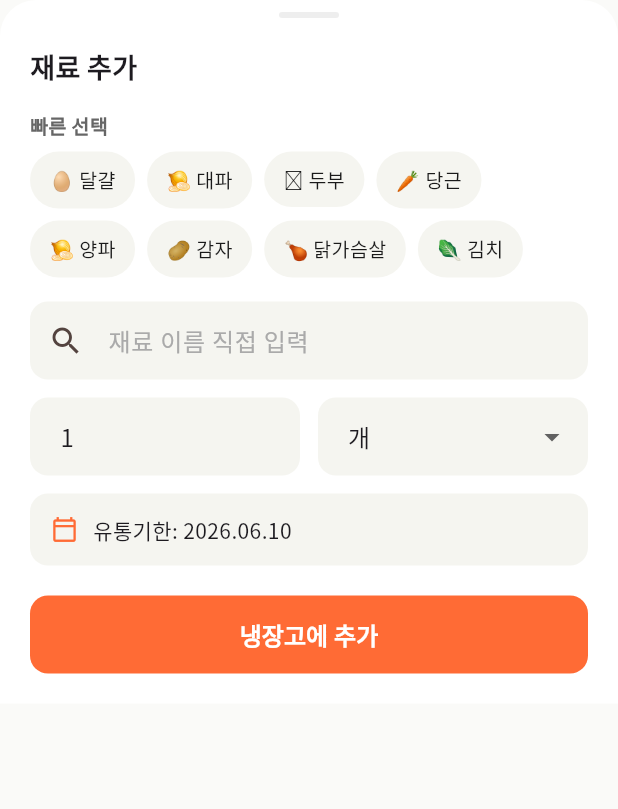
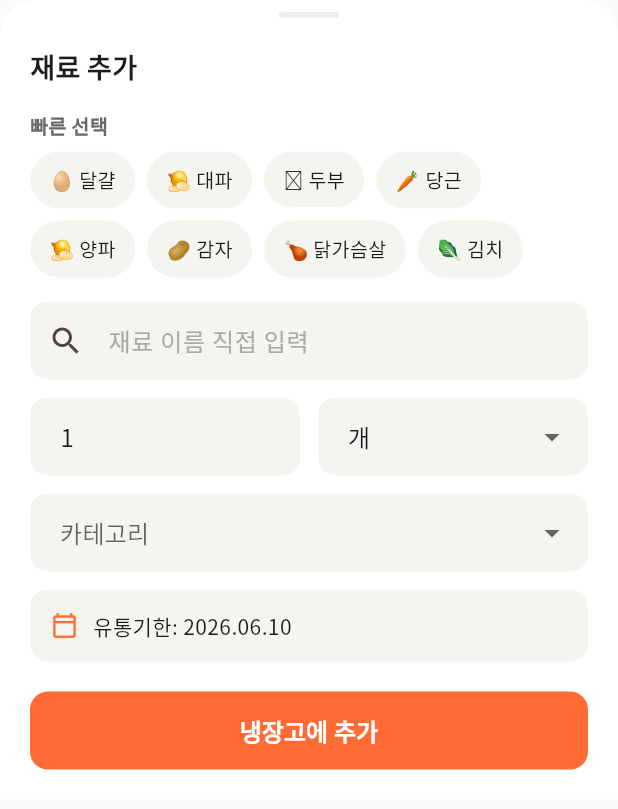
Before and after one commit to Lni416/hankki-plz, a Flutter app: the AddIngredientSheet widget shown alone on an empty page, opened directly with empty values, after a tap on "냉장고에 추가", on a phone screen of 412 x 824 dp. Shown: the top 809 px of the screen. Run offline on Flutter 3.47's test engine with Material 3 defaults, Android fonts, the phone set to English and light mode, and no system bars; our stand-ins replace cloud_firestore, cloud_functions, firebase_auth, firebase_core, firebase_messaging, fl_chart and 7 more; accounts and stored records are empty.

Commit message:
fix: infer fridge ingredient category on add

```diff
--- a/lib/screens/fridge/add_ingredient_sheet.dart
+++ b/lib/screens/fridge/add_ingredient_sheet.dart
@@ -1,6 +1,8 @@
 import 'package:flutter/material.dart';
+import 'package:shared_preferences/shared_preferences.dart';
 import 'package:uuid/uuid.dart';
 import '../../core/theme/app_theme.dart';
+import '../../core/util/ingredient_category_resolver.dart';
 import '../../core/util/ingredient_emoji.dart';
 import '../../models/ingredient.dart';
 
@@ -14,11 +16,7 @@ class AddIngredientSheet extends StatefulWidget {
 }
 
 class _AddIngredientSheetState extends State<AddIngredientSheet> {
-  final _nameCtrl = TextEditingController();
-  final _qtyCtrl = TextEditingController(text: '1');
-  IngredientCategory _category = IngredientCategory.vegetable;
-  String _unit = '개';
-  DateTime _expiryDate = DateTime.now().add(const Duration(days: 7));
+  static const _recentIngredientsKey = 'recent_ingredients';
 
   static const _quickIngredients = [
     ('달걀', '🥚', IngredientCategory.dairy, '개'),
@@ -30,6 +28,60 @@ class _AddIngredientSheetState extends State<AddIngredientSheet> {
     ('닭가슴살', '🍗', IngredientCategory.meat, 'g'),
     ('김치', '🥬', IngredientCategory.processed, 'g'),
   ];
+
+  final _nameCtrl = TextEditingController();
+  final _qtyCtrl = TextEditingController(text: '1');
+  IngredientCategory? _selectedCategory;
+  String _unit = '개';
+  DateTime _expiryDate = DateTime.now().add(const Duration(days: 7));
+  List<String> _recentIngredients = [];
+
+  @override
+  void initState() {
+    super.initState();
+    _loadRecentIngredients();
+  }
+
+  Future<void> _loadRecentIngredients() async {
+    final prefs = await SharedPreferences.getInstance();
+    final recent = prefs.getStringList(_recentIngredientsKey) ?? [];
+    if (mounted) {
+      setState(() {
+        _recentIngredients = recent;
+      });
+    }
+  }
+
+  Future<void> _rememberRecentIngredient(String name) async {
+    final trimmed = name.trim();
+    if (trimmed.isEmpty) return;
+
+    final prefs = await SharedPreferences.getInstance();
+    final recent = prefs.getStringList(_recentIngredientsKey) ?? [];
+    recent.remove(trimmed);
+    recent.insert(0, trimmed);
+    if (recent.length > 6) {
+      recent.removeRange(6, recent.length);
+    }
+    await prefs.setStringList(_recentIngredientsKey, recent);
+    if (mounted) {
+      setState(() {
+        _recentIngredients = recent;
+      });
+    }
+  }
+
+  Future<void> _removeRecentIngredient(String name) async {
+    final prefs = await SharedPreferences.getInstance();
+    final recent = prefs.getStringList(_recentIngredientsKey) ?? [];
+    recent.removeWhere((e) => e == name);
+    await prefs.setStringList(_recentIngredientsKey, recent);
+    if (mounted) {
+      setState(() {
+        _recentIngredients = recent;
+      });
+    }
+  }
 
   @override
   void dispose() {
@@ -67,11 +119,58 @@ class _AddIngredientSheetState extends State<AddIngredientSheet> {
             style: TextStyle(fontSize: 18, fontWeight: FontWeight.w700),
           ),
           const SizedBox(height: 16),
-          const Text('빠른 선택',
+          if (_recentIngredients.isNotEmpty) ...[
+            const Text(
+              '최근 추가한 재료',
               style: TextStyle(
                 fontSize: 13,
                 fontWeight: FontWeight.w600,
-                  color: AppColors.textSecondary)),
+                color: AppColors.textSecondary,
+              ),
+            ),
+            const SizedBox(height: 8),
+            Wrap(
+              spacing: 8,
+              runSpacing: 8,
+              children: _recentIngredients.map((ingredient) {
+                return InputChip(
+                  label: Text(
+                    ingredient,
+                    style: TextStyle(
+                      fontSize: 13,
+                      color: _nameCtrl.text == ingredient
+                          ? AppColors.primary
+                          : AppColors.textPrimary,
+                      fontWeight: _nameCtrl.text == ingredient
+                          ? FontWeight.w600
+                          : FontWeight.normal,
+                    ),
+                  ),
+                  onPressed: () {
+                    setState(() {
+                      _nameCtrl.text = ingredient;
+                    });
+                  },
+                  onDeleted: () => _removeRecentIngredient(ingredient),
+                  deleteIcon: const Icon(Icons.close, size: 18),
+                  backgroundColor: _nameCtrl.text == ingredient
+                      ? AppColors.primary.withValues(alpha: 0.1)
+                      : AppColors.cardBg,
+                  shape: RoundedRectangleBorder(
+                    borderRadius: BorderRadius.circular(20),
+                  ),
+                );
+              }).toList(),
+            ),
+          ] else ...[
+            const Text(
+              '빠른 선택',
+              style: TextStyle(
+                fontSize: 13,
+                fontWeight: FontWeight.w600,
+                color: AppColors.textSecondary,
+              ),
+            ),
             const SizedBox(height: 8),
             Wrap(
               spacing: 8,
@@ -81,16 +180,18 @@ class _AddIngredientSheetState extends State<AddIngredientSheet> {
                   onTap: () {
                     setState(() {
                       _nameCtrl.text = q.$1;
-                    _category = q.$3;
+                      _selectedCategory = q.$3;
                       _unit = q.$4;
                     });
                   },
                   child: Container(
-                  padding:
-                      const EdgeInsets.symmetric(horizontal: 12, vertical: 8),
+                    padding: const EdgeInsets.symmetric(
+                      horizontal: 12,
+                      vertical: 8,
+                    ),
                     decoration: BoxDecoration(
                       color: _nameCtrl.text == q.$1
-                        ? AppColors.primary.withOpacity(0.1)
+                          ? AppColors.primary.withValues(alpha: 0.1)
                           : AppColors.cardBg,
                       borderRadius: BorderRadius.circular(20),
                       border: Border.all(
@@ -115,6 +216,7 @@ class _AddIngredientSheetState extends State<AddIngredientSheet> {
                 );
               }).toList(),
             ),
+          ],
           const SizedBox(height: 16),
           TextField(
             controller: _nameCtrl,
@@ -136,16 +238,41 @@ class _AddIngredientSheetState extends State<AddIngredientSheet> {
               const SizedBox(width: 12),
               Expanded(
                 child: DropdownButtonFormField<String>(
-                  value: _unit,
-                  decoration:
-                      const InputDecoration(hintText: '단위'),
+                  initialValue: _unit,
+                  decoration: const InputDecoration(hintText: '단위'),
                   items: ['개', 'g', 'ml', '단', '모', '봉', '공기', '큰술']
                       .map((u) => DropdownMenuItem(value: u, child: Text(u)))
                       .toList(),
-                  onChanged: (v) => setState(() => _unit = v!),
+                  onChanged: (v) {
+                    if (v != null) {
+                      setState(() => _unit = v);
+                    }
+                  },
                 ),
               ),
             ],
+          ),
+          const SizedBox(height: 12),
+          DropdownButtonFormField<IngredientCategory>(
+            initialValue: _selectedCategory,
+            decoration: const InputDecoration(hintText: '카테고리'),
+            items: IngredientCategory.values
+                .map(
+                  (category) => DropdownMenuItem(
+                    value: category,
+                    child: Row(
+                      children: [
+                        Icon(category.icon, size: 18),
+                        const SizedBox(width: 8),
+                        Text(category.label),
+                      ],
+                    ),
+                  ),
+                )
+                .toList(),
+            onChanged: (category) {
+              setState(() => _selectedCategory = category);
+            },
           ),
           const SizedBox(height: 12),
           GestureDetector(
@@ -166,8 +293,11 @@ class _AddIngredientSheetState extends State<AddIngredientSheet> {
               ),
               child: Row(
                 children: [
-                  const Icon(Icons.calendar_today_outlined,
-                      size: 18, color: AppColors.primary),
+                  const Icon(
+                    Icons.calendar_today_outlined,
+                    size: 18,
+                    color: AppColors.primary,
+                  ),
                   const SizedBox(width: 10),
                   Text(
                     '유통기한: ${_expiryDate.year}.${_expiryDate.month.toString().padLeft(2, '0')}.${_expiryDate.day.toString().padLeft(2, '0')}',
@@ -193,25 +323,19 @@ class _AddIngredientSheetState extends State<AddIngredientSheet> {
   void _submit() {
     final name = _nameCtrl.text.trim();
     if (name.isEmpty) return;
-    // 빠른 선택으로 고른 재료면 그 이모지를, 직접 입력한 경우엔
-    // 이름 기반 매핑으로 이모지를 결정한다 (기본값 고정 버그 방지).
-    String emoji = emojiForIngredient(name, _category);
-    for (final q in _quickIngredients) {
-      if (q.$1 == name) {
-        emoji = q.$2;
-        break;
-      }
-    }
+    final category = _selectedCategory ?? categoryForIngredient(name);
+
     final ingredient = Ingredient(
       id: const Uuid().v4(),
       name: name,
-      category: _category,
+      category: category,
       quantity: double.tryParse(_qtyCtrl.text) ?? 1,
       unit: _unit,
       expiryDate: _expiryDate,
-      emoji: emoji,
+      emoji: emojiForIngredient(name, category),
     );
     widget.onAdd(ingredient);
+    _rememberRecentIngredient(name);
     Navigator.pop(context);
   }
 }
```
Also changed, not shown: lib/core/util/ingredient_category_resolver.dart (added, +167 -0 lines), lib/screens/fridge/fridge_screen.dart (+54 -39 lines). Lines whose indentation alone changed are shown as unchanged.
